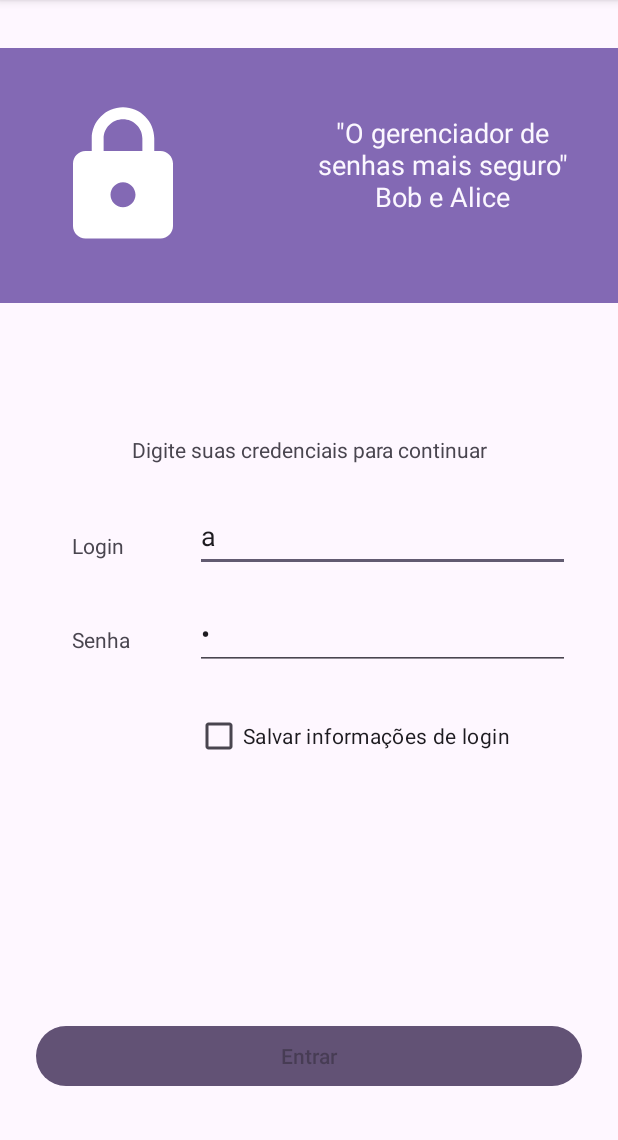
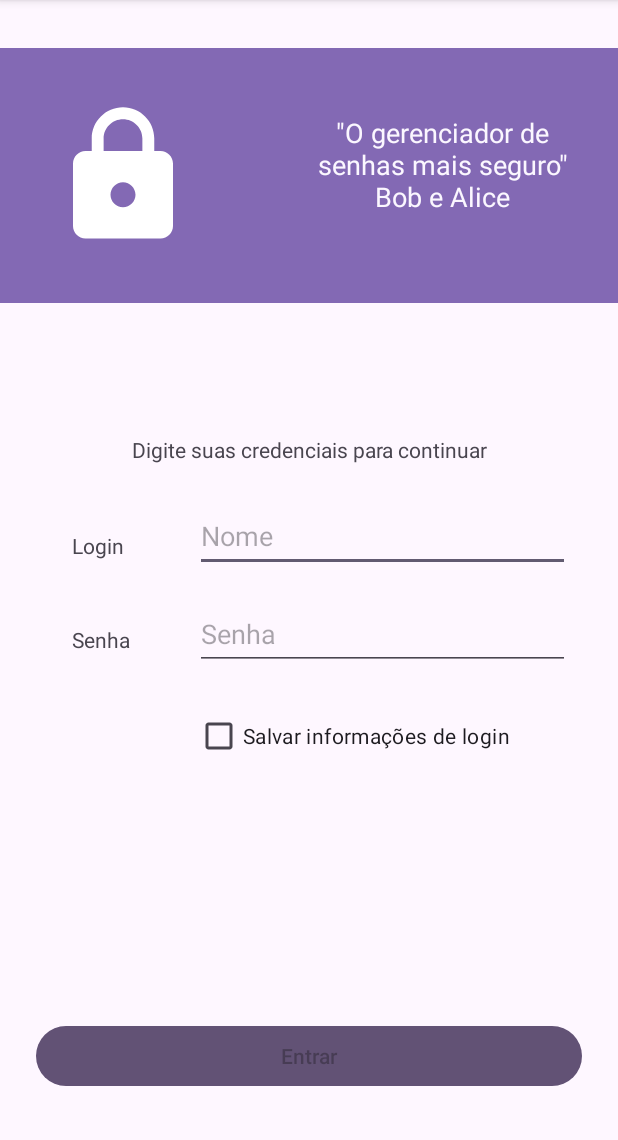
Before and after one commit to educcamara/PlainText, an Android app: the screen it shows after launch (MainActivity), on a phone screen of 412 x 824 dp, the part 96-1236 px from its top. Run offline under Robolectric (Android 15) with nearby library versions, the phone set to English and light mode, and no system bars.

Commit message:
removed debug

```diff
--- a/app/src/main/java/br/edu/ufam/icomp/plaintext/MainActivity.java
+++ b/app/src/main/java/br/edu/ufam/icomp/plaintext/MainActivity.java
@@ -48,10 +48,9 @@ public class MainActivity extends AppCompatActivity {
 
         signInButton.setEnabled(!login.isEmpty() && !password.isEmpty());
 
-        //TODO: For debug only
-        loginTextView.setText("a");
-        passwordTextView.setText("1");
-        signInButtonClicked(null);
+//        loginTextView.setText("a");
+//        passwordTextView.setText("1");
+//        signInButtonClicked(null);
 
 
         // Create new text watcher
```
